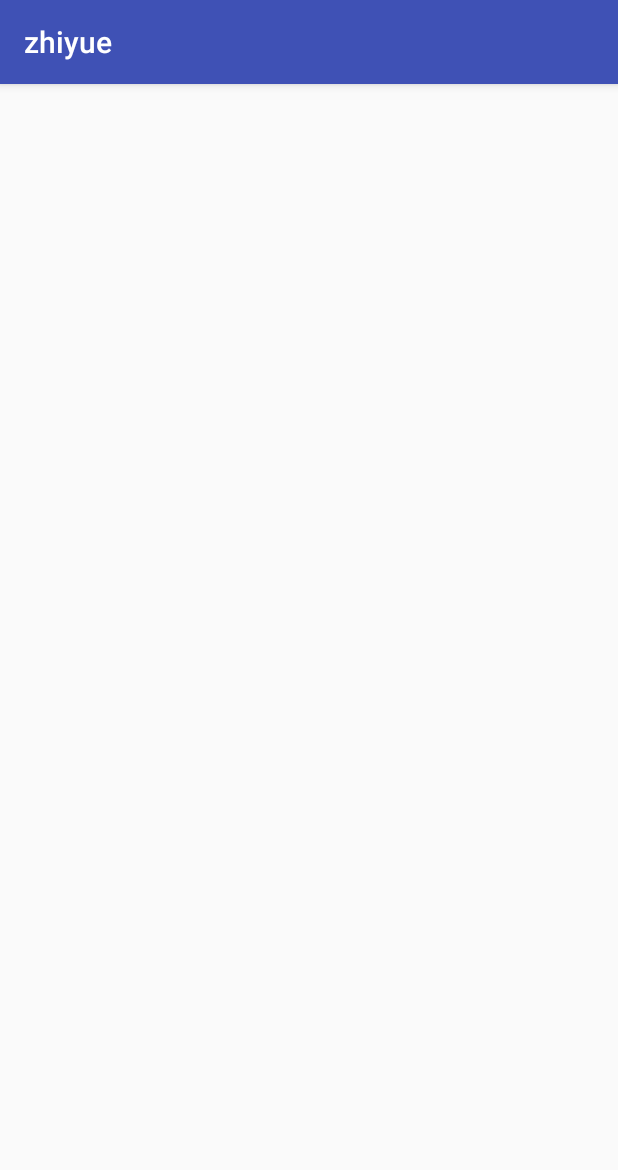
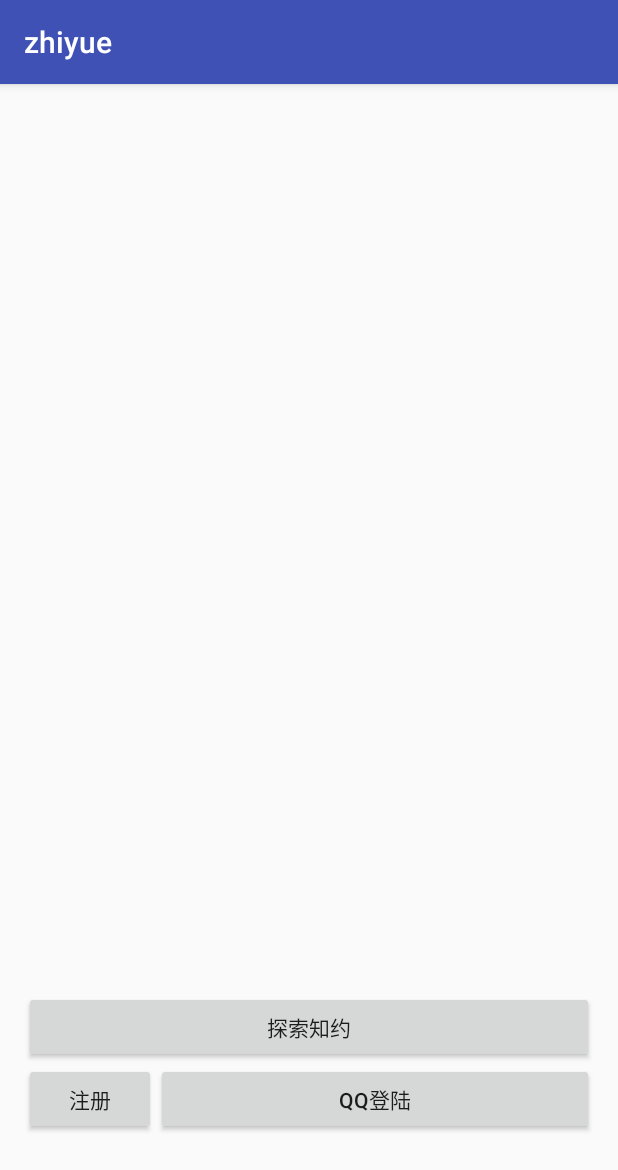
Before and after one commit to MKFMIKU/ZhiyueAndroid, an Android app: the screen it shows after launch (MainActivity before the commit, Guide after it), on a phone screen of 412 x 824 dp. Shown: the top 1170 px of the screen. Run offline under Robolectric (Android 15) with nearby library versions, the phone set to English and light mode, and no system bars.

Commit message:
Todays project

```diff
--- a/app/src/main/AndroidManifest.xml
+++ b/app/src/main/AndroidManifest.xml
@@ -15,6 +15,9 @@
                 <category android:name="android.intent.category.LAUNCHER" />
             </intent-filter>
         </activity>
+        <activity android:name=".init.Guide" />
+        <activity android:name=".init.login" />
+        <activity android:name=".init.sign"></activity>
     </application>
 
 </manifest>
--- a/app/src/main/java/com/kffuck/mikum/zhiyue/MainActivity.java
+++ b/app/src/main/java/com/kffuck/mikum/zhiyue/MainActivity.java
@@ -1,15 +1,34 @@
 package com.kffuck.mikum.zhiyue;
 
+import android.content.Intent;
 import android.support.v7.app.AppCompatActivity;
 import android.os.Bundle;
+import android.util.Log;
+
+import com.kffuck.mikum.zhiyue.init.Guide;
+import com.kffuck.mikum.zhiyue.model.AccountObj;
+import com.kffuck.mikum.zhiyue.model.UserObj;
 
 public class MainActivity extends AppCompatActivity {
 
+    private static final String TAG = "MAL";
     @Override
     protected void onCreate(Bundle savedInstanceState) {
         super.onCreate(savedInstanceState);
         setContentView(R.layout.activity_main);
 
 
+        //App启动初始化
+        CheckLogin();
+    }
+
+
+    //检查是否登陆，没登陆跳转到init块
+    private void CheckLogin() {
+        if (!AccountObj.isLogin(this)) {
+            Intent intent = new Intent();
+            intent.setClass(MainActivity.this, Guide.class);
+            startActivity(intent);
+        }
     }
 }
--- /dev/null
+++ b/app/src/main/java/com/kffuck/mikum/zhiyue/init/Guide.java
@@ -0,0 +1,46 @@
+package com.kffuck.mikum.zhiyue.init;
+
+import android.content.Intent;
+import android.support.v7.app.AppCompatActivity;
+import android.os.Bundle;
+import android.view.View;
+import android.widget.Button;
+import android.widget.Toast;
+
+import com.kffuck.mikum.zhiyue.R;
+
+public class Guide extends AppCompatActivity {
+
+    private Button loginButton, signButton, qqButton;
+
+    @Override
+    protected void onCreate(Bundle savedInstanceState) {
+        super.onCreate(savedInstanceState);
+        setContentView(R.layout.activity_guide);
+
+        loginButton = (Button) findViewById(R.id.loginButton);
+        signButton = (Button) findViewById(R.id.signButton);
+        qqButton = (Button) findViewById(R.id.qqButton);
+
+        loginButton.setOnClickListener(new View.OnClickListener() {
+            @Override
+            public void onClick(View v) {
+                startActivity(new Intent().setClass(Guide.this, login.class));
+            }
+        });
+
+        signButton.setOnClickListener(new View.OnClickListener() {
+            @Override
+            public void onClick(View v) {
+                startActivity(new Intent().setClass(Guide.this, sign.class));
+            }
+        });
+
+        qqButton.setOnClickListener(new View.OnClickListener() {
+            @Override
+            public void onClick(View v) {
+                Toast.makeText(getApplicationContext(), "QQ Login", Toast.LENGTH_SHORT).show();
+            }
+        });
+    }
+}
--- /dev/null
+++ b/app/src/main/res/layout/activity_guide.xml
@@ -0,0 +1,38 @@
+<?xml version="1.0" encoding="utf-8"?>
+<RelativeLayout xmlns:android="http://schemas.android.com/apk/res/android"
+    xmlns:tools="http://schemas.android.com/tools"
+    android:layout_width="match_parent"
+    android:layout_height="match_parent"
+    android:paddingBottom="@dimen/activity_vertical_margin"
+    android:paddingLeft="@dimen/activity_horizontal_margin"
+    android:paddingRight="@dimen/activity_horizontal_margin"
+    android:paddingTop="@dimen/activity_vertical_margin"
+    tools:context="com.kffuck.mikum.zhiyue.init.Guide">
+
+    <Button
+        android:layout_width="wrap_content"
+        android:layout_height="wrap_content"
+        android:text="探索知约"
+        android:id="@+id/loginButton"
+        android:layout_above="@+id/signButton"
+        android:layout_alignParentEnd="true"
+        android:layout_alignParentStart="true" />
+
+    <Button
+        android:layout_width="wrap_content"
+        android:layout_height="wrap_content"
+        android:text="注册"
+        android:id="@+id/signButton"
+        android:layout_marginBottom="51dp"
+        android:layout_alignParentBottom="true"
+        android:layout_alignParentStart="true" />
+
+    <Button
+        android:layout_width="wrap_content"
+        android:layout_height="wrap_content"
+        android:text="QQ登陆"
+        android:id="@+id/qqButton"
+        android:layout_below="@+id/loginButton"
+        android:layout_alignEnd="@+id/loginButton"
+        android:layout_toEndOf="@+id/signButton" />
+</RelativeLayout>
```
Also changed, not shown: app/src/main/java/com/kffuck/mikum/zhiyue/init/login.java (added, +33 -0 lines), app/src/main/java/com/kffuck/mikum/zhiyue/init/sign.java (added, +15 -0 lines), app/src/main/res/layout/activity_init_login.xml (added, +36 -0 lines), app/src/main/res/layout/activity_init_sign.xml (added, +12 -0 lines).
